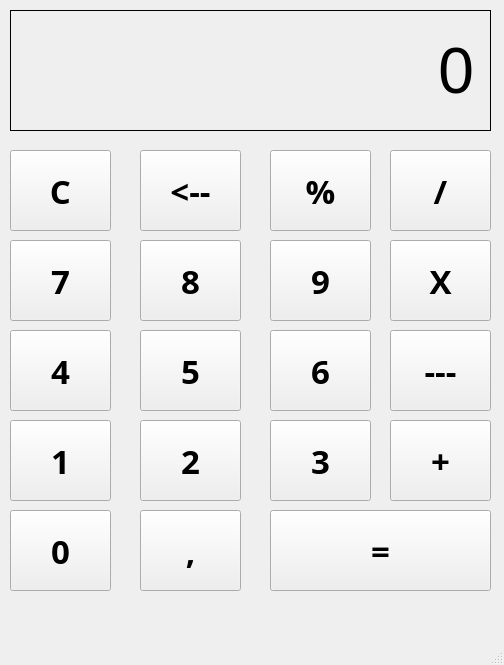
First picture: the form in calculadora/Calculadora.ui, repository Lorena-Pinheiro/QtDesignerExercises, before the edit.
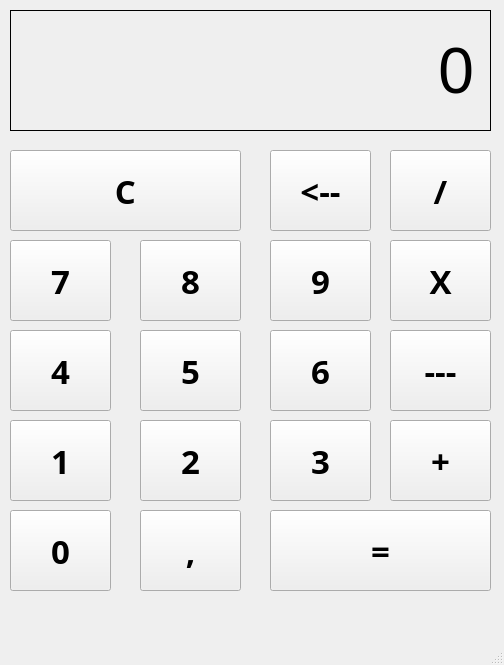
Second picture: the form after the edit.

The edit to the form file:
```diff
--- a/calculadora/Calculadora.ui
+++ b/calculadora/Calculadora.ui
@@ -52,7 +52,7 @@
      <rect>
       <x>10</x>
       <y>150</y>
-      <width>101</width>
+      <width>231</width>
       <height>81</height>
      </rect>
     </property>
@@ -131,31 +131,10 @@
      <string>1</string>
     </property>
    </widget>
-   <widget class="QPushButton" name="porcentagemButton">
-    <property name="geometry">
-     <rect>
-      <x>270</x>
-      <y>150</y>
-      <width>101</width>
-      <height>81</height>
-     </rect>
-    </property>
-    <property name="font">
-     <font>
-      <family>Arial Black</family>
-      <pointsize>25</pointsize>
-      <weight>75</weight>
-      <bold>true</bold>
-     </font>
-    </property>
-    <property name="text">
-     <string>%</string>
-    </property>
-   </widget>
    <widget class="QPushButton" name="eraseButton">
     <property name="geometry">
      <rect>
-      <x>140</x>
+      <x>270</x>
       <y>150</y>
       <width>101</width>
       <height>81</height>
```
